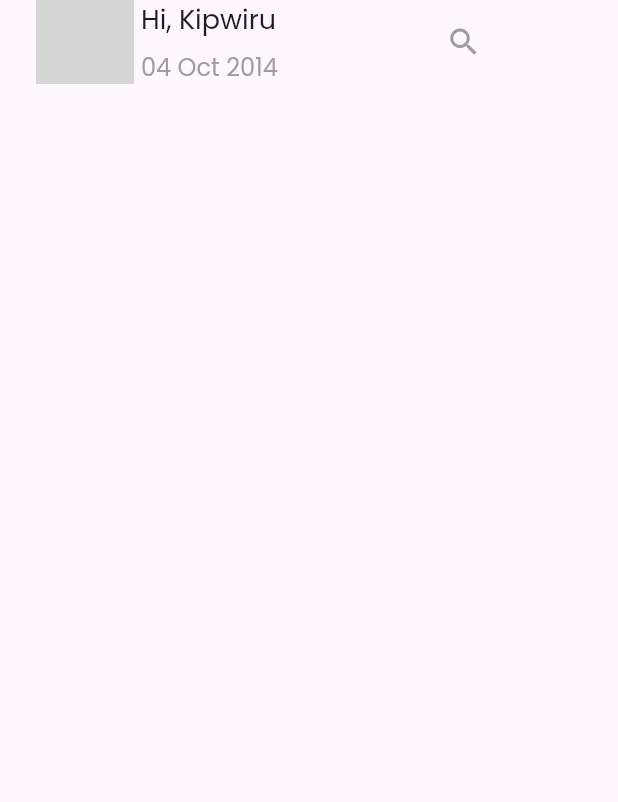
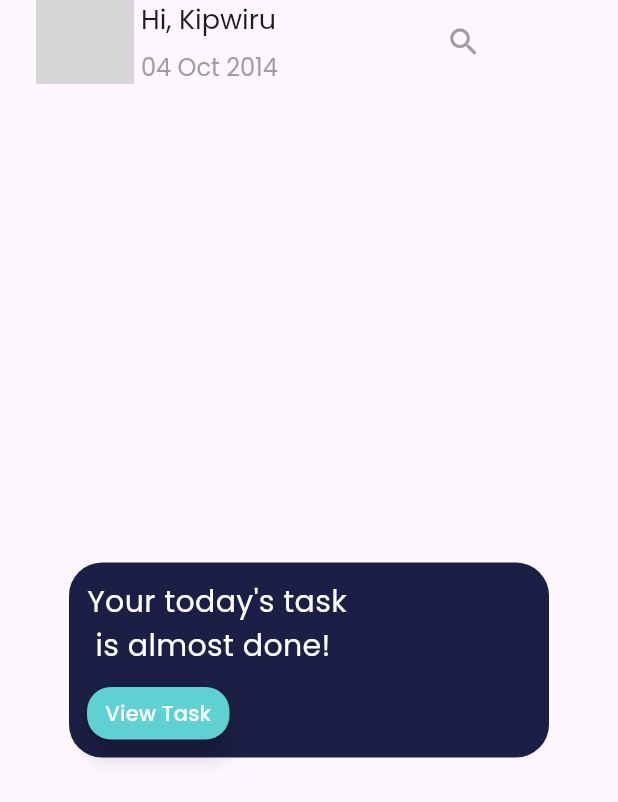
Before and after one commit to JohnGastone/Plana, a Flutter app: the HomePage screen opened directly, on a phone screen of 412 x 824 dp. Shown: the top 802 px of the screen. Run offline on Flutter 3.47's test engine with Material 3 defaults, Android fonts, the phone set to English and light mode, and no system bars; our stand-ins replace flutter_onboarding_slider, google_fonts; grey boxes are pictures that could not be loaded.

Commit message:
Task reminder

```diff
--- a/lib/Home/HomePage.dart
+++ b/lib/Home/HomePage.dart
@@ -60,6 +60,54 @@ class _HomePageState extends State<HomePage> {
           ),
         ),
       ),
+      body: Center(
+        child: SingleChildScrollView(
+          child: Column(
+            children: [
+              Container(
+                  width: 320,
+                  height: 130,
+                  decoration: BoxDecoration(
+                      borderRadius: BorderRadius.circular(22),
+                      color: const Color.fromARGB(255, 27, 31, 69)),
+                  child: Padding(
+                    padding: const EdgeInsets.all(12),
+                    child: Row(
+                      children: [
+                        Column(
+                          mainAxisAlignment: MainAxisAlignment.spaceBetween,
+                          crossAxisAlignment: CrossAxisAlignment.start,
+                          children: [
+                            Text(
+                              "Your today's task \n is almost done!",
+                              style: GoogleFonts.poppins(
+                                  color: Colors.white, fontSize: 20),
+                            ),
+                            SizedBox(
+                              height: 35,
+                              width: 95,
+                              child: FloatingActionButton(
+                                onPressed: () {},
+                                backgroundColor:
+                                    Color.fromARGB(255, 95, 209, 211),
+                                child: Center(
+                                  child: Text(
+                                    "View Task",
+                                    style: GoogleFonts.poppins(
+                                        color: Colors.white),
+                                  ),
+                                ),
+                              ),
+                            )
+                          ],
+                        ),
+                      ],
+                    ),
+                  ))
+            ],
+          ),
+        ),
+      ),
     );
   }
 }
```
